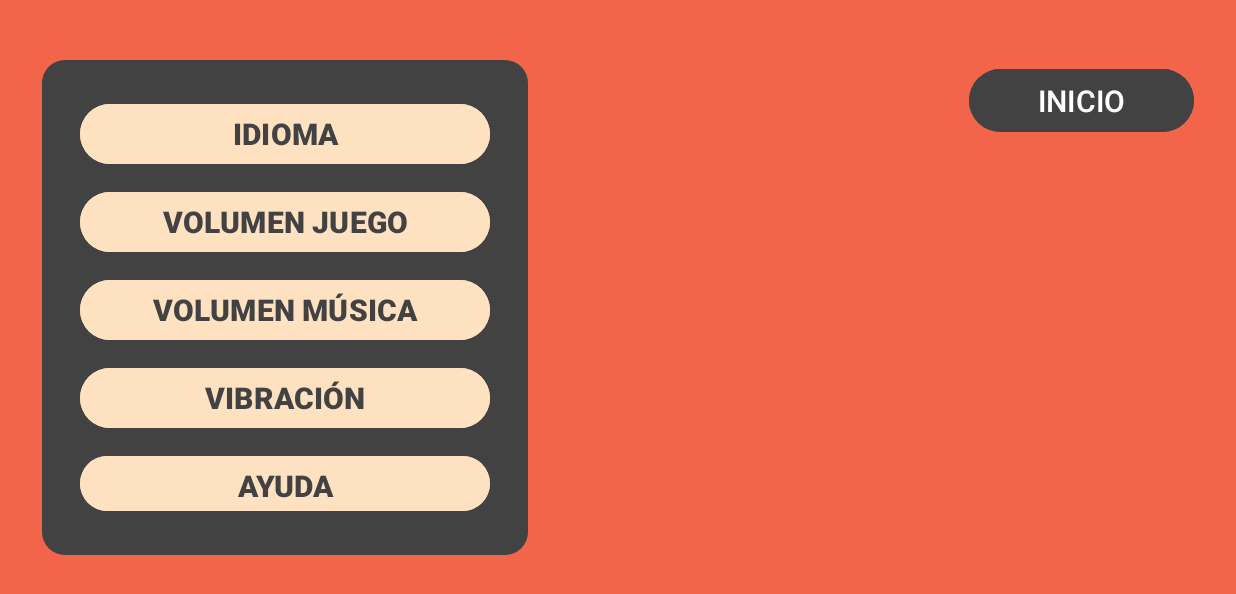
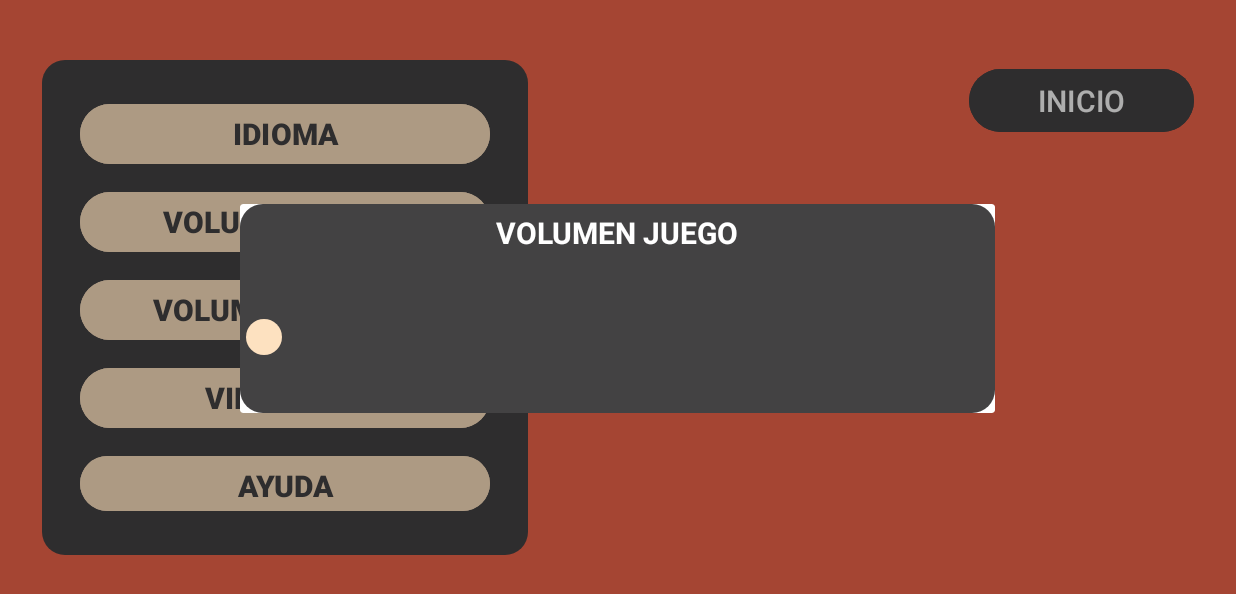
Before and after one commit to adridominguezz/SecretoIberico, an Android app: the AjustesActivity screen opened directly, with no data from a screen before it, after a tap on "VOLUMEN JUEGO", on a phone screen of 824 x 412 dp (held sideways). Shown: the top 594 px of the screen. Run offline under Robolectric (Android 15) with nearby library versions, the phone set to English and light mode, and no system bars.

Commit message:
20/10/23 14:09h

```diff
--- a/app/src/main/java/com/example/secretoiberico/AjustesActivity.kt
+++ b/app/src/main/java/com/example/secretoiberico/AjustesActivity.kt
@@ -4,8 +4,11 @@ import android.content.Intent
 import androidx.appcompat.app.AppCompatActivity
 import android.os.Bundle
 import android.view.View
+import android.widget.Button
+import androidx.appcompat.app.AlertDialog
 
 class AjustesActivity : AppCompatActivity() {
+
     override fun onCreate(savedInstanceState: Bundle?) {
         super.onCreate(savedInstanceState)
         setContentView(R.layout.activity_ajustes)
@@ -13,7 +16,8 @@ class AjustesActivity : AppCompatActivity() {
 
     fun abrirIdioma(view: View) {}
     fun abrirVolumenJuego(view: View) {
-
+        val dialogVolumenMusica = DialogVolumenMusica()
+        dialogVolumenMusica.show(supportFragmentManager,"Hola")
     }
     fun abrirVolumenMusica(view: View) {}
     fun abrirVibracion(view: View) {}
--- a/app/src/main/java/com/example/secretoiberico/DialogVolumenMusica.kt
+++ b/app/src/main/java/com/example/secretoiberico/DialogVolumenMusica.kt
@@ -1,59 +1,52 @@
 package com.example.secretoiberico
 
+import android.app.Dialog
+import android.content.Context
+import android.content.DialogInterface
+import android.media.AudioManager
 import android.os.Bundle
-import androidx.fragment.app.Fragment
-import android.view.LayoutInflater
-import android.view.View
-import android.view.ViewGroup
+import android.widget.SeekBar
+import androidx.appcompat.app.AlertDialog
+import androidx.fragment.app.DialogFragment
 
-// TODO: Rename parameter arguments, choose names that match
-// the fragment initialization parameters, e.g. ARG_ITEM_NUMBER
-private const val ARG_PARAM1 = "param1"
-private const val ARG_PARAM2 = "param2"
 
-/**
- * A simple [Fragment] subclass.
- * Use the [DialogVolumenMusica.newInstance] factory method to
- * create an instance of this fragment.
- */
-class DialogVolumenMusica : Fragment() {
-    // TODO: Rename and change types of parameters
-    private var param1: String? = null
-    private var param2: String? = null
 
-    override fun onCreate(savedInstanceState: Bundle?) {
-        super.onCreate(savedInstanceState)
-        arguments?.let {
-            param1 = it.getString(ARG_PARAM1)
-            param2 = it.getString(ARG_PARAM2)
-        }
-    }
+class DialogVolumenMusica : DialogFragment() {
+    override fun onCreateDialog(savedInstanceState: Bundle?): Dialog {
+        val builder = AlertDialog.Builder(requireContext())
 
-    override fun onCreateView(
-        inflater: LayoutInflater, container: ViewGroup?,
-        savedInstanceState: Bundle?
-    ): View? {
-        // Inflate the layout for this fragment
-        return inflater.inflate(R.layout.fragment_dialog_volumen_musica, container, false)
-    }
+        val inflater = requireActivity().layoutInflater
+        val dialogView = inflater.inflate(R.layout.fragment_dialog_volumen_musica, null)
 
-    companion object {
-        /**
-         * Use this factory method to create a new instance of
-         * this fragment using the provided parameters.
-         *
-         * @param param1 Parameter 1.
-         * @param param2 Parameter 2.
-         * @return A new instance of fragment DialogVolumenMusica.
-         */
-        // TODO: Rename and change types and number of parameters
-        @JvmStatic
-        fun newInstance(param1: String, param2: String) =
-            DialogVolumenMusica().apply {
-                arguments = Bundle().apply {
-                    putString(ARG_PARAM1, param1)
-                    putString(ARG_PARAM2, param2)
-                }
+        val seekBarVolume = dialogView.findViewById<SeekBar>(R.id.seekBarVolume)
+
+        // Configura un AudioManager para controlar el volumen de la música
+        val audioManager = requireContext().getSystemService(Context.AUDIO_SERVICE) as AudioManager
+        val maxVolume = audioManager.getStreamMaxVolume(AudioManager.STREAM_MUSIC)
+        val currentVolume = audioManager.getStreamVolume(AudioManager.STREAM_MUSIC)
+
+        // Configura el SeekBar para reflejar el volumen actual
+        seekBarVolume.max = maxVolume
+        seekBarVolume.progress = currentVolume
+
+        // Define el Listener para el SeekBar
+        seekBarVolume.setOnSeekBarChangeListener(object : SeekBar.OnSeekBarChangeListener {
+            override fun onProgressChanged(seekBar: SeekBar, progress: Int, fromUser: Boolean) {
+                // Cuando cambia el valor del SeekBar, ajusta el volumen
+                audioManager.setStreamVolume(AudioManager.STREAM_MUSIC, progress, 0)
             }
+
+            override fun onStartTrackingTouch(seekBar: SeekBar) {
+                // Puedes agregar lógica adicional si es necesario cuando comienza el seguimiento del SeekBar
+            }
+
+            override fun onStopTrackingTouch(seekBar: SeekBar) {
+                // Puedes agregar lógica adicional si es necesario cuando se detiene el seguimiento del SeekBar
+            }
+        })
+
+        builder.setView(dialogView)
+
+        return builder.create()
     }
 }
--- /dev/null
+++ b/app/src/main/res/drawable/custom_seekbar_progress.xml
@@ -0,0 +1,11 @@
+<?xml version="1.0" encoding="utf-8"?>
+<layer-list xmlns:android="http://schemas.android.com/apk/res/android">
+    <item android:id="@android:id/progress">
+        <clip>
+            <shape>
+                <solid android:color="@color/naranjaLight" /> <!-- Color de progreso en azul -->
+                <corners android:radius="4dp" /> <!-- Radio de los bordes -->
+            </shape>
+        </clip>
+    </item>
+</layer-list>
--- /dev/null
+++ b/app/src/main/res/drawable/custom_seekbar_thumb.xml
@@ -0,0 +1,6 @@
+<?xml version="1.0" encoding="utf-8"?>
+    <shape xmlns:android="http://schemas.android.com/apk/res/android">
+        <solid android:color="@color/beige" />
+        <size android:width="24dp" android:height="24dp" /> <!-- Tamaño del "thumb" -->
+        <corners android:radius="40dp" />
+    </shape>
--- a/app/src/main/res/layout/fragment_dialog_volumen_musica.xml
+++ b/app/src/main/res/layout/fragment_dialog_volumen_musica.xml
@@ -1,17 +1,28 @@
 <?xml version="1.0" encoding="utf-8"?>
-<FrameLayout xmlns:android="http://schemas.android.com/apk/res/android"
+<LinearLayout xmlns:android="http://schemas.android.com/apk/res/android"
     xmlns:tools="http://schemas.android.com/tools"
+    android:id="@+id/fragmentVolumenMusica"
     android:layout_width="match_parent"
     android:layout_height="match_parent"
     tools:context=".DialogVolumenMusica"
-    android:background="@color/grisLight"
-    android:visibility="gone"
-    >
+    android:background="@drawable/rounded_corners"
+    android:visibility="visible"
+    android:orientation="vertical">
 
-    <!-- TODO: Update blank fragment layout -->
     <TextView
         android:layout_width="match_parent"
-        android:layout_height="172dp"
-        android:text="Dialog prueba" />
+        android:layout_height="wrap_content"
+        android:text="VOLUMEN JUEGO"
+        android:textColor="@color/blanco"
+        android:textSize="20dp"
+        android:textAlignment="center"
+        android:layout_margin="5dp"
+        android:textStyle="bold"/>
 
-</FrameLayout>
+    <SeekBar
+        android:id="@+id/seekBarVolume"
+        style="@style/CustomSeekBar"
+        android:layout_width="match_parent"
+        android:layout_height="101dp" />
+
+</LinearLayout>
--- /dev/null
+++ b/app/src/main/res/values/styles.xml
@@ -0,0 +1,10 @@
+<?xml version="1.0" encoding="utf-8"?>
+<resources>
+    <style name="CustomSeekBar">
+        <item name="android:layout_width">match_parent</item>
+        <item name="android:layout_height">101dp</item>
+        <item name="android:thumb">@drawable/custom_seekbar_thumb</item>
+        <item name="android:progressDrawable">@drawable/custom_seekbar_progress</item>
+    </style>
+
+</resources>
```
